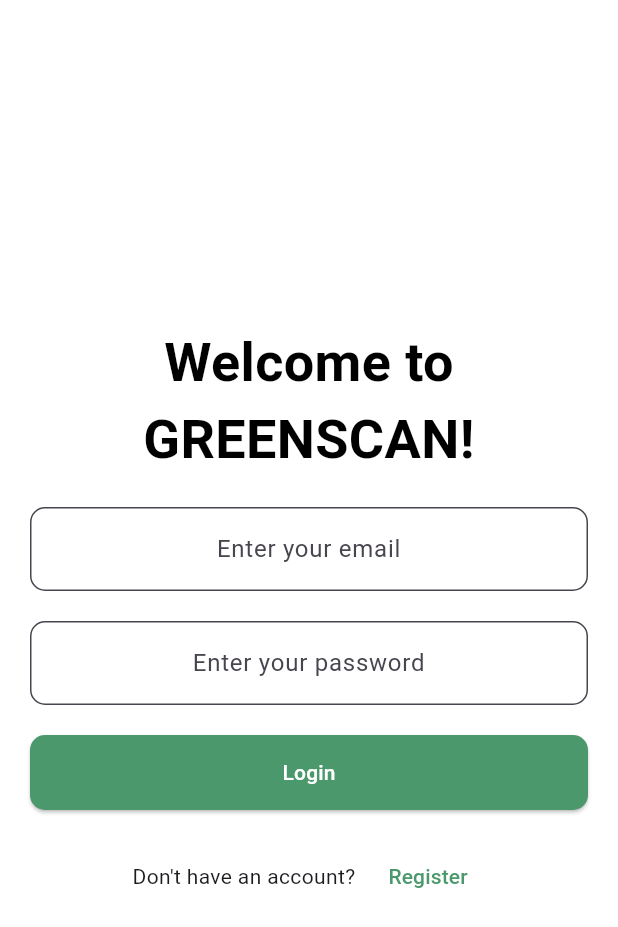
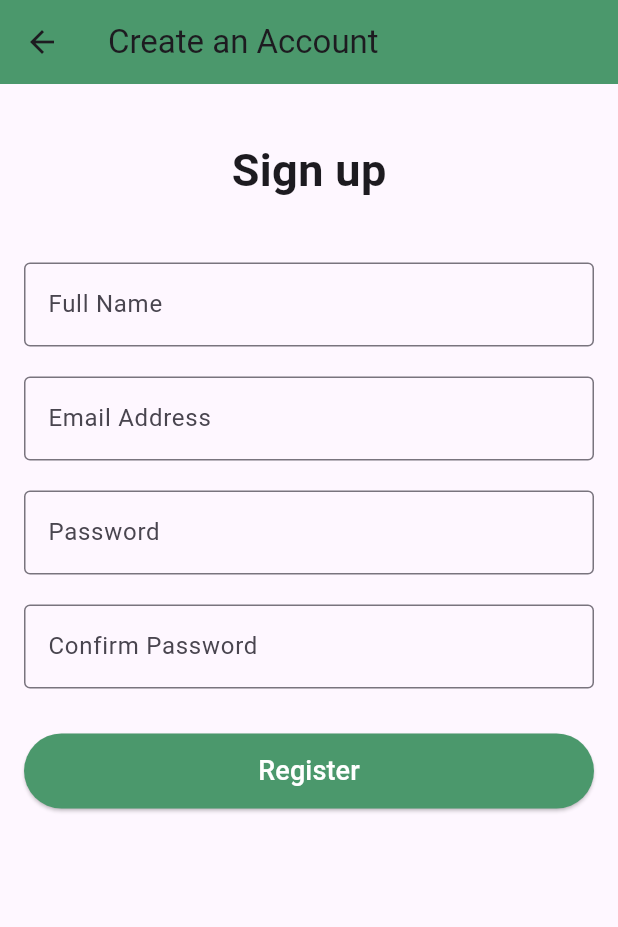
Before and after one commit to FEUP-LEIC-ES-2023-24/2LEIC08T3, a Flutter app: the screen it shows after launch, after a tap on "Register", on a phone screen of 412 x 824 dp. Shown: the top 927 px of the screen. Run offline on Flutter 3.47's test engine with Material 3 defaults, Android fonts, the phone set to English and light mode, and no system bars; our stand-ins replace flutter_map, latlong2; missing offline and left inert: flutter_barcode_scanner.

Commit message:
register page

```diff
--- a/mobile/lib/pages/login.dart
+++ b/mobile/lib/pages/login.dart
@@ -1,6 +1,6 @@
 import 'package:flutter/material.dart';
 import 'package:greenscan/pages/home.dart';
-
+import 'package:greenscan/pages/register-page.dart';
 class LoginPage extends StatefulWidget {
   @override
   _LoginPageState createState() => _LoginPageState();
@@ -105,7 +105,12 @@ class _LoginPageState extends State<LoginPage> {
                   Text('Don\'t have an account?'),
                   SizedBox(width: 10.0),
                   TextButton(
-                    onPressed: () {},
+                    onPressed: (){
+                      Navigator.push(
+                        context,
+                        MaterialPageRoute(builder: (context) => RegisterPage()),
+                      );
+                    },
                     child: Text('Register'),
                     style: TextButton.styleFrom(
                       foregroundColor: Color(0xFF4b986c),
--- /dev/null
+++ b/mobile/lib/pages/register-page.dart
@@ -0,0 +1,91 @@
+import 'package:flutter/material.dart';
+
+class RegisterPage extends StatefulWidget {
+  @override
+  _RegisterPageState createState() => _RegisterPageState();
+}
+
+class _RegisterPageState extends State<RegisterPage> {
+  @override
+  Widget build(BuildContext context) {
+    return Scaffold(
+      appBar: AppBar(
+        title: Text('Create an Account'),
+        backgroundColor: Color(0xff4b986c), // Change app bar color
+      ),
+      body: Padding(
+        padding: EdgeInsets.all(16.0),
+        child: SingleChildScrollView( // Wrap with SingleChildScrollView for smaller screens
+          child: Column(
+            crossAxisAlignment: CrossAxisAlignment.start,
+            children: <Widget>[
+              Padding(
+                padding: const EdgeInsets.symmetric(vertical: 20.0), // Add space around the title
+                child: Center(
+                  child: Text(
+                    'Sign up',
+                    style: TextStyle(
+                      fontSize: 30.0,
+                      fontWeight: FontWeight.bold,
+                    ),
+                  ),
+                ),
+              ),
+              SizedBox(height: 20.0),
+              TextField(
+                decoration: InputDecoration(
+                  hintText: 'Full Name',
+                  border: OutlineInputBorder(), // Add border to text fields
+                ),
+              ),
+              SizedBox(height: 20.0),
+              TextField(
+                decoration: InputDecoration(
+                  hintText: 'Email Address',
+                  border: OutlineInputBorder(),
+                ),
+              ),
+              SizedBox(height: 20.0),
+              TextField(
+                obscureText: true,
+                decoration: InputDecoration(
+                  hintText: 'Password',
+                  border: OutlineInputBorder(),
+                ),
+              ),
+              SizedBox(height: 20.0),
+              TextField(
+                obscureText: true,
+                decoration: InputDecoration(
+                  hintText: 'Confirm Password',
+                  border: OutlineInputBorder(),
+                ),
+              ),
+              SizedBox(height: 30.0),
+              SizedBox(
+                width: double.infinity, // Make button full width
+                child: ElevatedButton(
+                  onPressed: () {
+                    // Handle registration logic here
+                  },
+                  style: ButtonStyle(
+                    backgroundColor: MaterialStateProperty.all<Color>(Color(0xff4b986c)), // Match app bar color
+                  ),
+                  child: Padding(
+                    padding: const EdgeInsets.all(12.0), // Add padding to the button
+                    child: Text(
+                      'Register',
+                      style: TextStyle(
+                        fontSize: 18.0, color: Colors.white,
+                      ),
+                    ),
+                  ),
+                ),
+              ),
+            ],
+          ),
+        ),
+      ),
+    );
+  }
+}
```
